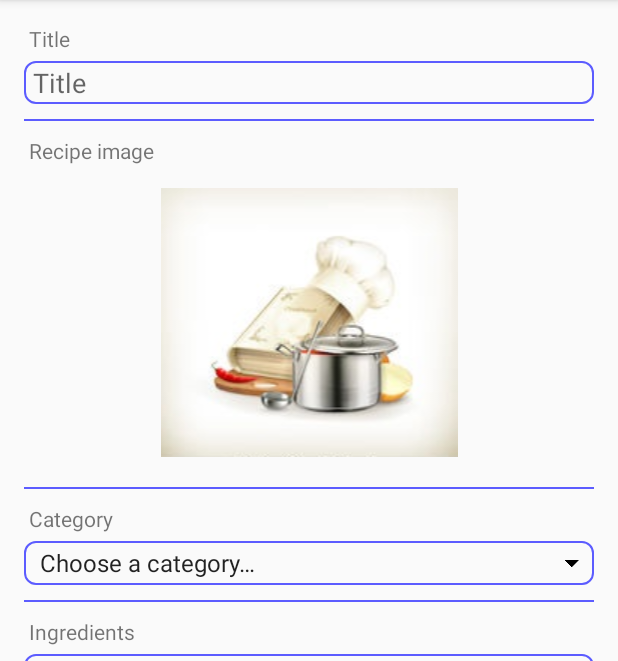
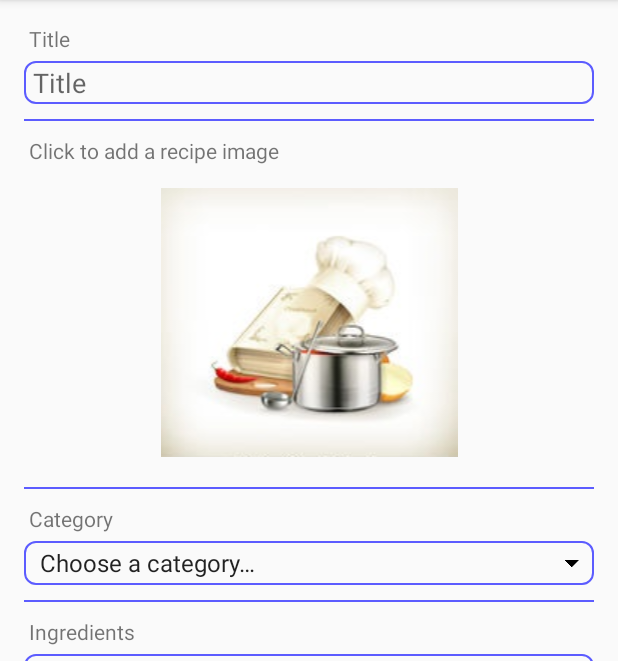
Before and after one commit to Nik-Sch/Rezeptbuch-Android, an Android app: the screen it shows after launch (CreateRecipeActivity), after a tap on "Create a new recipe", on a phone screen of 412 x 824 dp, the part 84-745 px from its top. Run offline under Robolectric (Android 15) with nearby library versions, the phone set to English and light mode, and no system bars; our stand-ins replace Volley; network calls fail; pictures from the network do not load; 1 other tap on this screen came first.

Commit message:
well still some bugs, but works basically xD

```diff
--- a/app/src/main/AndroidManifest.xml
+++ b/app/src/main/AndroidManifest.xml
@@ -7,7 +7,7 @@
 
     <application
         android:allowBackup="true"
-        android:icon="@mipmap/ic_launcher"
+        android:icon="@drawable/ic_launcher"
         android:label="@string/app_name"
         android:supportsRtl="true"
         android:theme="@style/AppTheme">
--- a/app/src/main/java/net/ddns/raspi_server/rezeptbuch/ui/recipelist/RecipeListFragment.java
+++ b/app/src/main/java/net/ddns/raspi_server/rezeptbuch/ui/recipelist/RecipeListFragment.java
@@ -47,7 +47,7 @@ public class RecipeListFragment extends Fragment implements SearchView
 
   private List<Recipe> mRecipeList;
   private RecyclerView.Adapter mAdapter;
-  private TextView mMessageDownloadingView;
+  private TextView mInfoTextView;
   private TextView mNotificationView;
   private BroadcastReceiver mBroadcastReceiver = new BroadcastReceiver() {
     @Override
@@ -70,8 +70,8 @@ public class RecipeListFragment extends Fragment implements SearchView
             .color.holo_red_dark));
       } else {
         showNotification = false;
-        mMessageDownloadingView.setText(R.string.notification_failed_download);
-        mMessageDownloadingView.setTextColor(getResources().getColor(android
+        mInfoTextView.setText(R.string.notification_failed_download);
+        mInfoTextView.setTextColor(getResources().getColor(android
             .R.color.holo_red_dark));
       }
 
@@ -179,8 +179,8 @@ public class RecipeListFragment extends Fragment implements SearchView
     View rootView = inflater.inflate(R.layout.fragment_recipe_list,
         container, false);
     View listView = rootView.findViewById(R.id.list);
-    mMessageDownloadingView = (TextView) rootView.findViewById(R.id
-        .message_downloading);
+    mInfoTextView = (TextView) rootView.findViewById(R.id
+        .info_text);
     mNotificationView = (TextView) rootView.findViewById(R.id.notification);
     // Set the adapter
     if (listView instanceof RecyclerView) {
@@ -189,7 +189,7 @@ public class RecipeListFragment extends Fragment implements SearchView
       recyclerView.setLayoutManager(new LinearLayoutManager(context));
       mRecipeList = getRecipes();
       if (mRecipeList.isEmpty()) {
-        mMessageDownloadingView.setVisibility(View.VISIBLE);
+        mInfoTextView.setVisibility(View.VISIBLE);
       }
       mAdapter = new RecipeRecyclerViewAdapter(mRecipeList, mListener, context);
       recyclerView.setAdapter(mAdapter);
@@ -200,6 +200,8 @@ public class RecipeListFragment extends Fragment implements SearchView
   @Override
   public void onCreateOptionsMenu(Menu menu, MenuInflater inflater) {
     super.onCreateOptionsMenu(menu, inflater);
+    menu.findItem(R.id.action_search).setVisible(true);
+    menu.findItem(R.id.action_refresh).setVisible(true);
     SearchView searchView = (SearchView) MenuItemCompat.getActionView(menu
         .findItem(R.id.action_search));
     searchView.setOnQueryTextListener(this);
@@ -226,8 +228,15 @@ public class RecipeListFragment extends Fragment implements SearchView
     List<Recipe> list = getRecipes();
 
     if (list != null && !Util.listEqualsNoOrder(list, mRecipeList)) {
-      mMessageDownloadingView.setVisibility((list.isEmpty())
-          ? View.VISIBLE : View.GONE);
+      if (list.isEmpty()) {
+        mInfoTextView.setText((mCurrentSearch == null || mCurrentSearch
+            .isEmpty())
+            ? R.string.downloading_recipes
+            : R.string.no_search_results);
+        mInfoTextView.setVisibility(View.VISIBLE);
+      } else
+        mInfoTextView.setVisibility(View.GONE);
+
 
       mRecipeList.clear();
       for (Recipe recipe : list)
--- a/app/src/main/java/net/ddns/raspi_server/rezeptbuch/util/db/RecipeDatabase.java
+++ b/app/src/main/java/net/ddns/raspi_server/rezeptbuch/util/db/RecipeDatabase.java
@@ -309,11 +309,11 @@ public class RecipeDatabase {
         return recipe;
       } else {
         c.close();
-        return new Recipe();
+        return null;
       }
     } catch (Exception e) {
       e.printStackTrace();
-      return new Recipe();
+      return null;
     }
   }
 
--- a/app/src/main/res/layout/activity_create_recipe.xml
+++ b/app/src/main/res/layout/activity_create_recipe.xml
@@ -91,7 +91,8 @@
                     android:contentDescription="@string/desc_add_image"
                     android:paddingBottom="10dp"
                     android:paddingTop="10dp"
-                    android:src="@drawable/default_recipe_image_low"/>
+                    android:src="@drawable/default_recipe_image_low"
+                    android:scaleType="fitCenter"/>
             </LinearLayout>
 
             <View
--- a/app/src/main/res/layout/fragment_recipe_list.xml
+++ b/app/src/main/res/layout/fragment_recipe_list.xml
@@ -30,7 +30,7 @@
         android:layout_below="@+id/notification"/>
 
     <TextView
-        android:id="@+id/message_downloading"
+        android:id="@+id/info_text"
         android:layout_width="match_parent"
         android:layout_height="match_parent"
         android:text="@string/downloading_recipes"
--- a/app/src/main/res/menu/main.xml
+++ b/app/src/main/res/menu/main.xml
@@ -23,12 +23,13 @@
         android:id="@+id/action_settings"
         android:orderInCategory="100"
         android:title="@string/action_settings"
-        app:showAsAction="never"/>
+        app:showAsAction="never"
+        android:visible="false"/>
 
     <item
         android:id="@+id/action_database_debug"
         android:orderInCategory="101"
         android:title="@string/action_db_debug"
         app:showAsAction="never"
-        android:visible="true"/>
+        android:visible="false"/>
 </menu>
--- a/app/src/main/res/values/strings.xml
+++ b/app/src/main/res/values/strings.xml
@@ -23,7 +23,7 @@
     <string name="action_create_recipe">Create a new recipe</string>
     <string name="spinner_choose_category">Choose a category…</string>
     <string name="hint_category">Category</string>
-    <string name="hint_image">Recipe image</string>
+    <string name="hint_image">Click to add a recipe image</string>
     <string name="action_save">save</string>
     <string name="create_category_title">Create category</string>
     <string name="create_category_message">Create a new category</string>
@@ -51,4 +51,6 @@
     <string name="description_delete_recipe">Are you sure that you want to delete the recipe?</string>
     <string name="delete_recipe_dialog_title">Deleting the recipe</string>
     <string name="error_description_delete_recipe">"Failed to delete the recipe.\nCheck your internet connection and try again later."</string>
+    <string name="no_search_results">There are no recipes matching the searched string.</string>
+    <string name="update_recipe_dialog_title">Updating the recipe</string>
 </resources>
```
Also changed, not shown: app/build.gradle (+8 -0 lines), app/src/main/java/net/ddns/raspi_server/rezeptbuch/ui/CreateRecipeActivity.java (+64 -31 lines), app/src/main/java/net/ddns/raspi_server/rezeptbuch/ui/RecipeActivity.java (+7 -0 lines), app/src/main/java/net/ddns/raspi_server/rezeptbuch/ui/categorylist/CategoryListFragment.java (+15 -0 lines), app/src/main/java/net/ddns/raspi_server/rezeptbuch/util/WebClient.java (+22 -6 lines), 2 other files.
